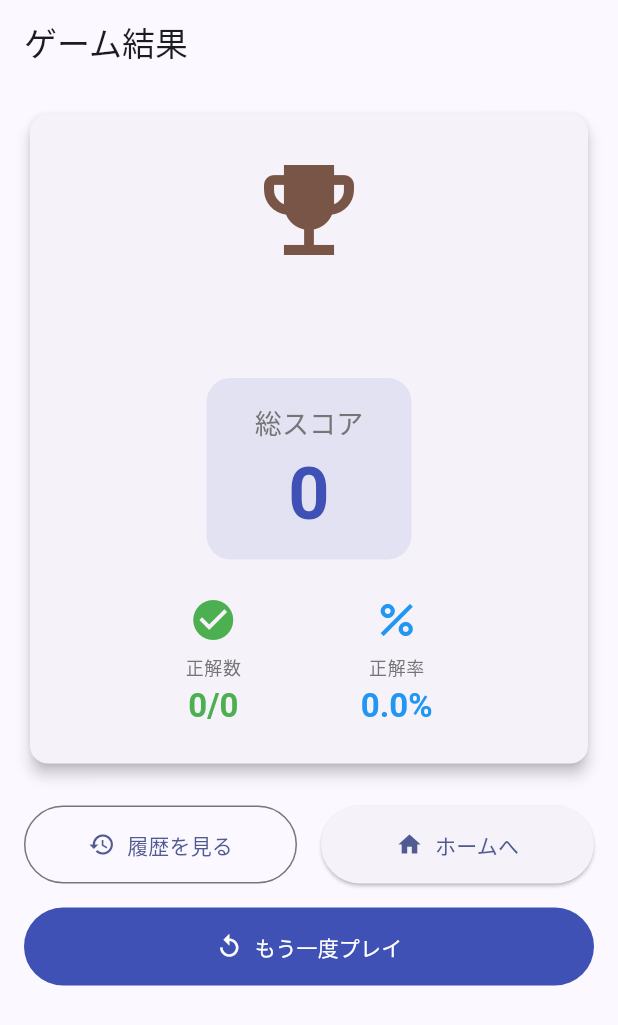
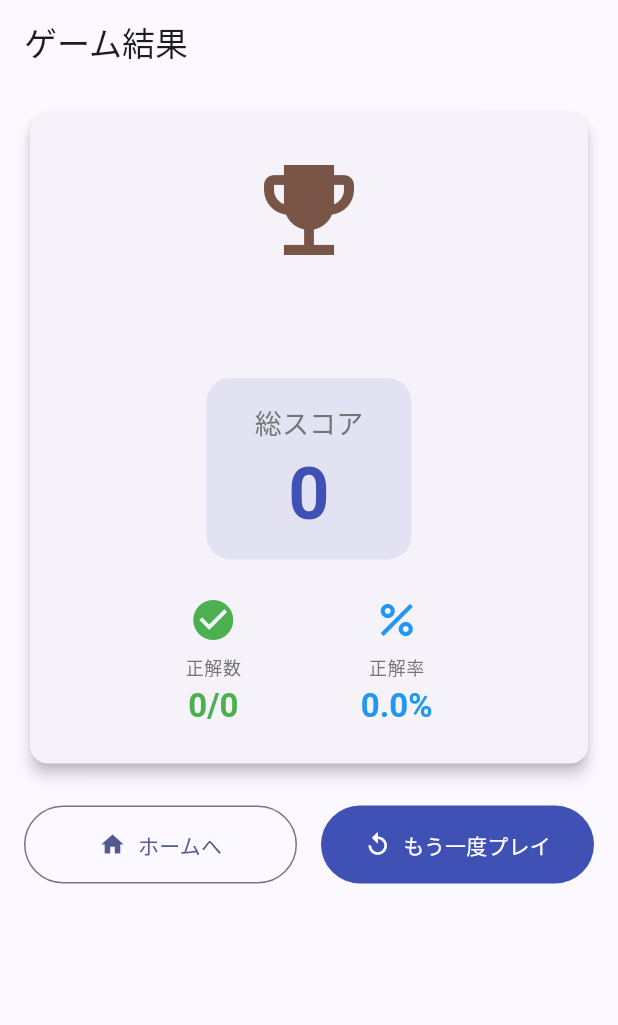
Before and after one commit to snkrdunk/flutter_package_guessr, a Flutter app: the ResultScreen screen opened directly with empty values, on a phone screen of 412 x 824 dp. Shown: the top 1025 px of the screen. Run offline on Flutter 3.47's test engine with Material 3 defaults, Android fonts, the phone set to English and light mode, and no system bars; our stand-ins replace flutter_riverpod, freezed_annotation, go_router, riverpod_annotation, shared_preferences; accounts and stored records are empty; generated files the repository leaves out were written again.

Commit message:
fix: 履歴の機能を一旦削除

```diff
--- a/lib/features/result/screens/result_screen.dart
+++ b/lib/features/result/screens/result_screen.dart
@@ -40,9 +40,9 @@ class ResultScreen extends StatelessWidget {
                     children: [
                       Expanded(
                         child: OutlinedButton.icon(
-                          onPressed: () => context.go('/history'),
-                          icon: const Icon(Icons.history),
-                          label: const Text('履歴を見る'),
+                          onPressed: () => context.go('/'),
+                          icon: const Icon(Icons.home),
+                          label: const Text('ホームへ'),
                           style: OutlinedButton.styleFrom(
                             padding: const EdgeInsets.symmetric(vertical: 16),
                           ),
@@ -50,31 +50,17 @@ class ResultScreen extends StatelessWidget {
                       ),
                       const SizedBox(width: 16),
                       Expanded(
-                        child: ElevatedButton.icon(
+                        child: FilledButton.icon(
                           onPressed: () => context.go('/'),
-                          icon: const Icon(Icons.home),
-                          label: const Text('ホームへ'),
-                          style: ElevatedButton.styleFrom(
+                          icon: const Icon(Icons.replay),
+                          label: const Text('もう一度プレイ'),
+                          style: FilledButton.styleFrom(
                             padding: const EdgeInsets.symmetric(vertical: 16),
+                            backgroundColor: Colors.indigo,
                           ),
                         ),
                       ),
                     ],
-                  ),
-                  const SizedBox(height: 16),
-
-                  // もう一度プレイボタン
-                  SizedBox(
-                    width: double.infinity,
-                    child: FilledButton.icon(
-                      onPressed: () => context.go('/'),
-                      icon: const Icon(Icons.replay),
-                      label: const Text('もう一度プレイ'),
-                      style: FilledButton.styleFrom(
-                        padding: const EdgeInsets.symmetric(vertical: 16),
-                        backgroundColor: Colors.indigo,
-                      ),
-                    ),
                   ),
                 ],
               ),
--- a/lib/features/router/app_router.dart
+++ b/lib/features/router/app_router.dart
@@ -2,7 +2,6 @@ import 'package:flutter/material.dart';
 import 'package:go_router/go_router.dart';
 import '../../domain/entities/game.dart';
 import '../home/screens/home_screen.dart';
-import '../home/screens/score_history_screen.dart';
 import '../game/screens/game_screen.dart';
 import '../result/screens/result_screen.dart';
 
@@ -15,13 +14,6 @@ final goRouter = GoRouter(
       path: '/',
       name: 'home',
       builder: (context, state) => const HomeScreen(),
-    ),
-
-    // スコア履歴画面
-    GoRoute(
-      path: '/history',
-      name: 'history',
-      builder: (context, state) => const ScoreHistoryScreen(),
     ),
 
     // ゲーム画面
```
Also changed, not shown: lib/features/home/screens/home_screen.dart (+0 -15 lines), lib/features/home/screens/score_history_screen.dart (deleted, +0 -52 lines).
